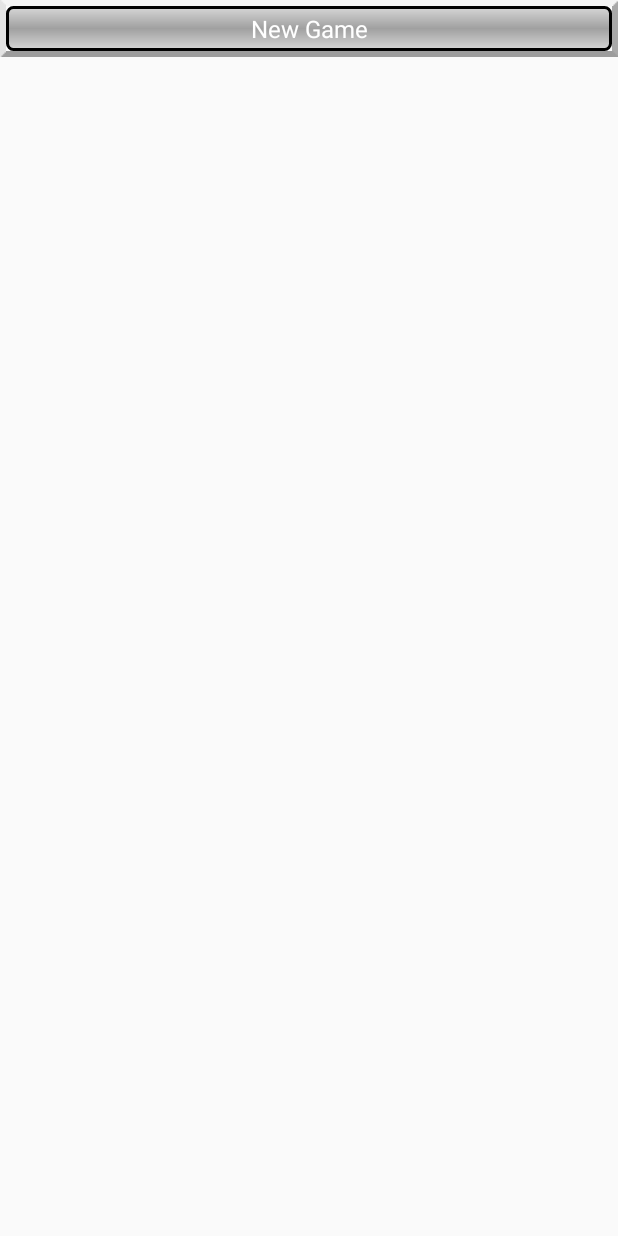
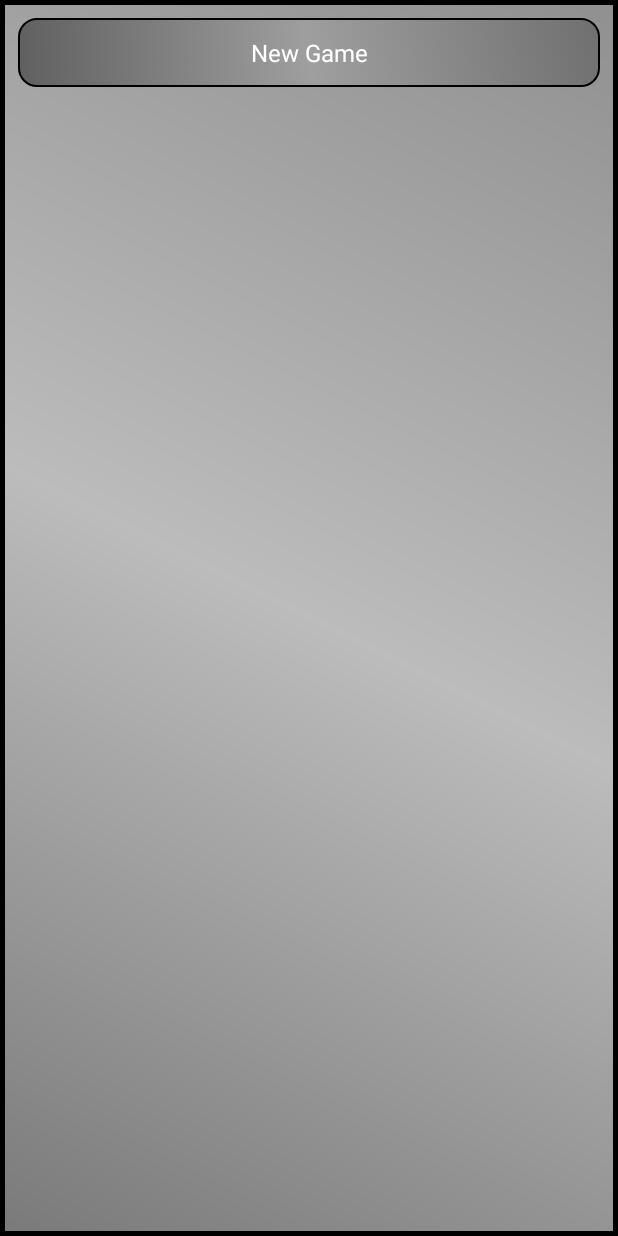
Before and after one commit to adrpieper/magisterka, an Android app: the screen it shows after launch (MenuActivity), on a phone screen of 412 x 824 dp. Run offline under Robolectric (Android 15) with nearby library versions, the phone set to English and light mode, and no system bars; our stand-ins replace Dagger/Hilt's generated code; libraries missing offline, so code that uses them is left out: pl.aml.impl.

Commit message:
improve GUI

```diff
--- a/ExampleAdventure/app/src/main/res/drawable/framed_gradient.xml
+++ b/ExampleAdventure/app/src/main/res/drawable/framed_gradient.xml
@@ -2,6 +2,5 @@
 <layer-list xmlns:android="http://schemas.android.com/apk/res/android">
 
     <item android:drawable="@drawable/frame_selector"/>
-    <item android:drawable="@drawable/grey_gradient" />
 
 </layer-list>
--- a/ExampleAdventure/app/src/main/res/drawable/gradient_backgroud.xml
+++ b/ExampleAdventure/app/src/main/res/drawable/gradient_backgroud.xml
@@ -1,12 +1,11 @@
 <?xml version="1.0" encoding="utf-8"?>
 <shape xmlns:android="http://schemas.android.com/apk/res/android">
     <gradient
-        android:angle="90"
-        android:startColor="#8F808080"
-        android:centerColor="#8FA0A0A0"
-        android:endColor="#8F808080" />
+        android:angle="45"
+        android:startColor="#AF404040"
+        android:centerColor="#AFA0A0A0"
+        android:endColor="#AF606060" />
 
-    <corners android:radius="12dp" />
     <stroke
         android:width="3dp"
         android:color="@color/black" />
--- /dev/null
+++ b/ExampleAdventure/app/src/main/res/drawable/gradient_backgroud_default.xml
@@ -0,0 +1,19 @@
+<?xml version="1.0" encoding="utf-8"?>
+<shape xmlns:android="http://schemas.android.com/apk/res/android">
+    <gradient
+            android:angle="45"
+            android:startColor="#AF404040"
+            android:centerColor="#AFA0A0A0"
+            android:endColor="#AF606060" />
+
+    <corners android:radius="12dp" />
+
+    <stroke
+        android:width="@dimen/default_frame_stroke"
+        android:color="@color/black" />
+
+    <padding android:bottom="@dimen/small_margin"
+             android:left="@dimen/small_margin"
+             android:right="@dimen/small_margin"
+             android:top="@dimen/small_margin" />
+</shape>
--- a/ExampleAdventure/app/src/main/res/drawable/gradient_backgroud_selected.xml
+++ b/ExampleAdventure/app/src/main/res/drawable/gradient_backgroud_selected.xml
@@ -8,6 +8,6 @@
 
     <corners android:radius="12dp" />
     <stroke
-        android:width="3dp"
+        android:width="@dimen/default_frame_stroke"
         android:color="@color/black" />
 </shape>
--- a/ExampleAdventure/app/src/main/res/drawable/gradient_backgroud_selector.xml
+++ b/ExampleAdventure/app/src/main/res/drawable/gradient_backgroud_selector.xml
@@ -4,5 +4,5 @@
         android:state_selected="true"/>
     <item android:drawable="@drawable/gradient_backgroud_pressed"
         android:state_pressed="true"/>
-    <item android:drawable="@drawable/gradient_backgroud" />
+    <item android:drawable="@drawable/gradient_backgroud_default" />
 </selector>
--- a/ExampleAdventure/app/src/main/res/layout/game_activity.xml
+++ b/ExampleAdventure/app/src/main/res/layout/game_activity.xml
@@ -2,7 +2,7 @@
 <LinearLayout xmlns:android="http://schemas.android.com/apk/res/android"
               android:orientation="vertical"
               android:layout_width="match_parent"
-              android:layout_height="match_parent" style="@style/FragmentLayout">
+              android:layout_height="match_parent" style="@style/ActivityLayout">
 
     <TextView
             android:layout_width="wrap_content"
--- a/ExampleAdventure/app/src/main/res/layout/items_fragment.xml
+++ b/ExampleAdventure/app/src/main/res/layout/items_fragment.xml
@@ -5,7 +5,7 @@
     </data>
     <LinearLayout android:layout_width="match_parent"
                   android:layout_height="match_parent" android:padding="@dimen/small_margin"
-                  android:orientation="vertical" android:measureWithLargestChild="false">
+                  android:orientation="vertical" android:measureWithLargestChild="false" style="@style/FragmentLayout">
 
         <TextView android:layout_width="wrap_content"
                   android:layout_height="wrap_content"
@@ -17,7 +17,7 @@
         <ListView android:layout_width="match_parent"
                   android:layout_height="0dp"
                   android:id="@+id/slots_list_view"
-                  android:background="@drawable/default_frame_gradient"
+                  android:background="@drawable/gradient_backgroud_default"
                   android:layout_weight="1"/>
         <include
                 android:id="@+id/stats_view"
@@ -38,7 +38,7 @@
                 android:layout_width="match_parent"
                 android:layout_height="0dp"
                 android:id="@+id/bag_items_list_view"
-                android:background="@drawable/default_frame_gradient"
+                android:background="@drawable/gradient_backgroud_default"
                 android:layout_weight="1"/>
     </LinearLayout>
 </layout>
--- a/ExampleAdventure/app/src/main/res/layout/menu_activity.xml
+++ b/ExampleAdventure/app/src/main/res/layout/menu_activity.xml
@@ -2,11 +2,13 @@
 <LinearLayout xmlns:android="http://schemas.android.com/apk/res/android"
               android:orientation="vertical"
               android:layout_width="match_parent"
-              android:layout_height="match_parent">
+              android:layout_height="match_parent"
+              style="@style/ActivityLayout">
 
     <Button
             android:layout_width="match_parent"
             android:layout_height="wrap_content"
             android:text="@string/new_game"
-            android:id="@+id/newGameButton" android:layout_gravity="center_horizontal"/>
+            android:id="@+id/newGameButton" android:layout_gravity="center_horizontal" style="@style/SpecialButton"
+    />
 </LinearLayout>
--- a/ExampleAdventure/app/src/main/res/layout/skill_list_item_view.xml
+++ b/ExampleAdventure/app/src/main/res/layout/skill_list_item_view.xml
@@ -8,7 +8,7 @@
             android:orientation="vertical"
             android:layout_width="match_parent"
             android:layout_height="wrap_content"
-            android:background='@{skillModel.canUse ? @drawable/gold_gradient: @drawable/grey_gradient}'>
+            android:background='@{skillModel.canUse ? @drawable/gradient_backgroud_selected: @drawable/gradient_backgroud_default}'>
         <TextView
                 android:layout_width="fill_parent"
                 android:layout_height="match_parent"
--- a/ExampleAdventure/app/src/main/res/layout/skill_node_view.xml
+++ b/ExampleAdventure/app/src/main/res/layout/skill_node_view.xml
@@ -10,7 +10,7 @@
             android:layout_width="wrap_content"
             android:layout_height="wrap_content"
             android:text='@{skillNode.skillType.name}'
-            android:background='@{skills.skills.contains(skillNode.skillType) ? @drawable/gold_gradient: @drawable/grey_gradient}'
-            android:padding="4dp" android:id="@+id/skill_name_view"/>
+            android:background='@{skills.skills.contains(skillNode.skillType) ? @drawable/gradient_backgroud_selected: @drawable/gradient_backgroud_disabled}'
+            android:id="@+id/skill_name_view"/>
 
 </layout>
--- a/ExampleAdventure/app/src/main/res/layout/slot_view.xml
+++ b/ExampleAdventure/app/src/main/res/layout/slot_view.xml
@@ -5,8 +5,9 @@
     </data>
 
     <TextView
-            android:layout_width="wrap_content"
+            android:layout_width="match_parent"
             android:layout_height="wrap_content"
             android:text='@{slot.slotType.name + " : " + slot.itemType.name}'
-            android:id="@+id/skill_name_view" android:background="@drawable/default_frame_gradient"/>
+            android:id="@+id/skill_name_view"
+            style="@style/GradientTextView"/>
 </layout>
--- a/ExampleAdventure/app/src/main/res/values/dimens.xml
+++ b/ExampleAdventure/app/src/main/res/values/dimens.xml
@@ -3,7 +3,9 @@
     <dimen name="activity_horizontal_margin">16dp</dimen>
     <dimen name="activity_vertical_margin">16dp</dimen>
     <dimen name="fab_margin">16dp</dimen>
-    <dimen name="small_margin">4dp</dimen>
-    <dimen name="screen_margin">4dp</dimen>
+    <dimen name="small_margin">6dp</dimen>
+    <dimen name="medium_margin">12dp</dimen>
+    <dimen name="screen_margin">6dp</dimen>
     <dimen name="button_text">16dp</dimen>
+    <dimen name="default_frame_stroke">1dp</dimen>
 </resources>
--- a/ExampleAdventure/app/src/main/res/values/strings.xml
+++ b/ExampleAdventure/app/src/main/res/values/strings.xml
@@ -4,4 +4,9 @@
     <string name="ok">OK</string>
     <string name="new_game">New Game</string>
     <string name="start_game">Start Game</string>
+    <string name="your_skills">Your Skills</string>
+    <string name="preview">Character Preview</string>
+    <string name="choose_class">Choose Character Class</string>
+    <string name="start_on_start">Stats on start:</string>
+    <string name="stats_per_level">Stats per level:</string>
 </resources>
--- a/ExampleAdventure/app/src/main/res/values/styles.xml
+++ b/ExampleAdventure/app/src/main/res/values/styles.xml
@@ -1,11 +1,6 @@
 <resources>
 
-    <!-- Base application theme. -->
     <style name="AppTheme" parent="Theme.AppCompat.Light.DarkActionBar">
-        <!-- Customize your theme here. -->
-        <item name="colorPrimary">@color/colorPrimary</item>
-        <item name="colorPrimaryDark">@color/colorPrimaryDark</item>
-        <item name="colorAccent">@color/colorAccent</item>
 
         <item name="android:buttonStyle">@style/Button</item>
         <item name="android:textViewStyle">@style/TextView</item>
@@ -21,9 +16,14 @@
 
     <style name="AppTheme.PopupOverlay" parent="ThemeOverlay.AppCompat.Light" />
 
+    <style name="ActivityLayout">
+        <item name="android:background">@drawable/gradient_backgroud</item>
+        <item name="android:padding">@dimen/screen_margin</item>
+    </style>
+
     <style name="FragmentLayout">
-        <item name="android:background">@drawable/background</item>
-        <item name="android:padding">@dimen/screen_margin</item>
+        <item name="android:background">@drawable/gradient_backgroud_default</item>
+        <item name="android:padding">@dimen/small_margin</item>
     </style>
 
     <style name="TextView" parent="android:style/Widget.TextView">
@@ -37,13 +37,20 @@
         <item name="android:background">@drawable/frame_selector</item>
     </style>
 
-    <style name="WoodButton">
-        <item name="android:background">@drawable/my_button</item>
+    <style name="GradientTextView" parent="TextView">
+        <item name="android:background">@drawable/gradient_backgroud_selector</item>
     </style>
+
     <style name="Button" parent="android:style/Widget.Button">
         <item name="android:background">@drawable/framed_gradient</item>
         <item name="android:textSize">@dimen/button_text</item>
         <item name="android:textColor">@color/white</item>
+        <item name="android:padding">@dimen/medium_margin</item>
+        <item name="android:layout_margin">@dimen/small_margin</item>
+    </style>
+
+    <style name="SpecialButton" parent="Button">
+        <item name="android:background">@drawable/gradient_backgroud_selector</item>
     </style>
 
     <style name="TreeNodeStyleCustom">
```
Also changed, not shown: ExampleAdventure/app/src/main/res/drawable/gradient_backgroud_disabled.xml (added, +13 -0 lines), ExampleAdventure/app/src/main/res/layout/character_type_view.xml (+35 -7 lines), ExampleAdventure/app/src/main/res/layout/player_review_fragment.xml (+17 -21 lines), ExampleAdventure/app/src/main/res/layout/select_character_activity.xml (+12 -6 lines), ExampleAdventure/app/src/main/res/layout/skill_fragment.xml (+13 -6 lines).
